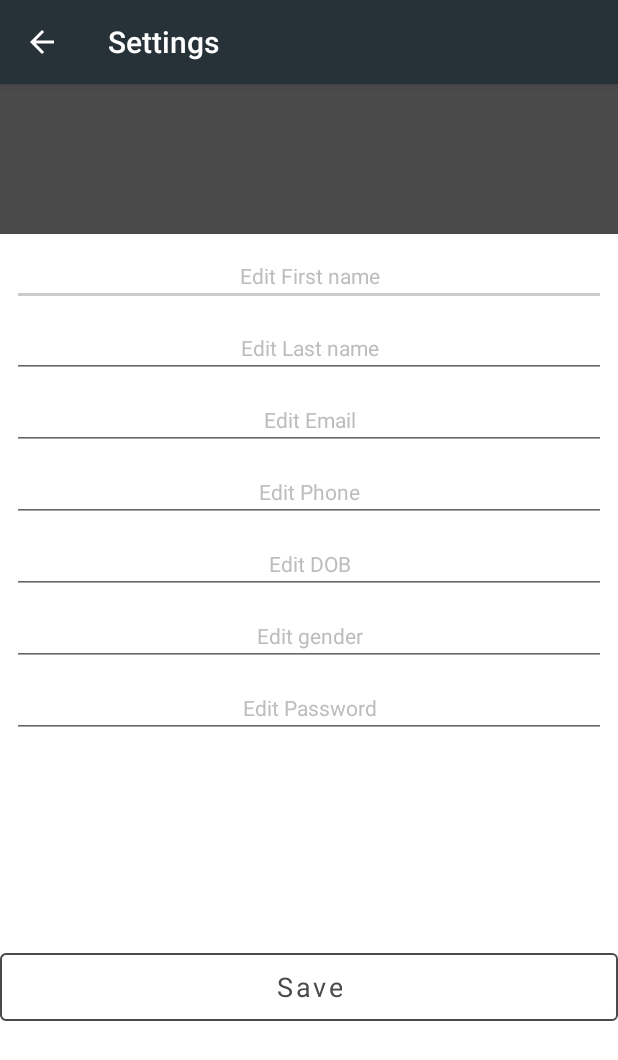
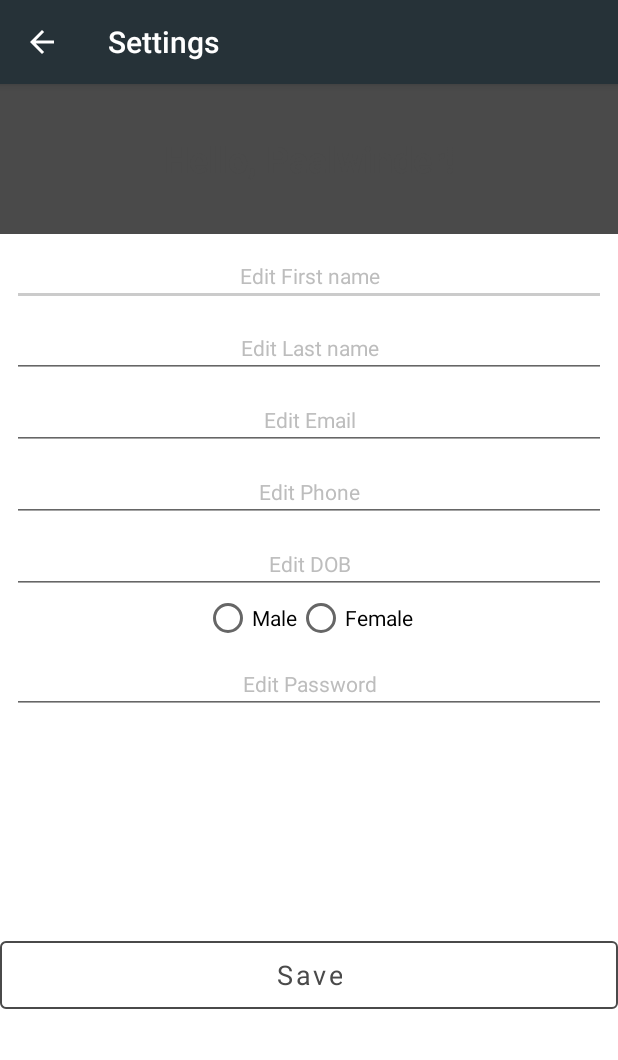
Before and after one commit to paalwindersingh/project-my-planner, an Android app: the SettingsActivity screen opened directly, with no data from a screen before it, after a tap on an icon or button, on a phone screen of 412 x 824 dp. Shown: the top 1060 px of the screen. Run offline under Robolectric (Android 15) with nearby library versions, the phone set to English and light mode, and no system bars.

Commit message:
Update users profile

```diff
--- a/app/src/main/java/com/p1694151/myapplication/activities/SettingsActivity.java
+++ b/app/src/main/java/com/p1694151/myapplication/activities/SettingsActivity.java
@@ -1,15 +1,32 @@
 package com.p1694151.myapplication.activities;
 
+import android.app.DatePickerDialog;
+import android.content.Intent;
 import android.os.Bundle;
 import android.support.v7.app.AppCompatActivity;
 import android.view.View;
+import android.widget.DatePicker;
 import android.widget.EditText;
+import android.widget.RadioButton;
+import android.widget.RadioGroup;
 import android.widget.TextView;
+import android.widget.Toast;
 
 import com.p1694151.myapplication.R;
+import com.p1694151.myapplication.models.GeneralResponse;
 import com.p1694151.myapplication.models.User;
 import com.p1694151.myapplication.storage.LocalStore;
 import com.p1694151.myapplication.utils.CustomButton;
+import com.p1694151.myapplication.webservice.Constants;
+import com.p1694151.myapplication.webservice.RestClient;
+
+import java.text.SimpleDateFormat;
+import java.util.Calendar;
+import java.util.Locale;
+
+import retrofit2.Call;
+import retrofit2.Callback;
+import retrofit2.Response;
 
 /**
  * Created by paalwinder on 15/02/18.
@@ -22,10 +39,11 @@ public class SettingsActivity extends AppCompatActivity {
     private EditText etFName;
     private EditText etLName;
     private EditText etDob;
-    private EditText etGender;
     private EditText etPhone;
     private EditText etEmail;
     private EditText etPassword;
+    private RadioGroup radioGroup;
+    private String gender="";
     @Override
     protected void onCreate(Bundle savedInstanceState) {
 
@@ -39,7 +57,6 @@ public class SettingsActivity extends AppCompatActivity {
         etFName = (EditText) findViewById(R.id.et_fname);
         etLName = (EditText) findViewById(R.id.et_lname);
         etDob = (EditText) findViewById(R.id.et_dob);
-        etGender = (EditText) findViewById(R.id.et_gender);
         etPhone = (EditText) findViewById(R.id.et_phone);
         etEmail = (EditText) findViewById(R.id.et_email);
         etPassword = (EditText) findViewById(R.id.et_password);
@@ -49,7 +66,6 @@ public class SettingsActivity extends AppCompatActivity {
             tvName.setText("Hello, "+user.getFirstname()+" "+user.getLastname());
             etFName.setText(user.getFirstname());
             etLName.setText(user.getLastname());
-            etGender.setText(user.getGender());
             etDob.setText(user.getDob());
             etEmail.setText(user.getEmail());
             etPassword.setText(user.getPassword());
@@ -59,10 +75,132 @@ public class SettingsActivity extends AppCompatActivity {
         buttonSave.setOnItemClickListener(new CustomButton.OnItemClickListener() {
             @Override
             public void onItemClick(View view) {
-                //signup();
+                updateProfile();
+            }
+        });
+
+        final Calendar myCalendar = Calendar.getInstance();
+
+        final DatePickerDialog.OnDateSetListener date = new DatePickerDialog.OnDateSetListener() {
+
+            @Override
+            public void onDateSet(DatePicker view, int year, int monthOfYear,
+                                  int dayOfMonth) {
+                // TODO Auto-generated method stub
+                myCalendar.set(Calendar.YEAR, year);
+                myCalendar.set(Calendar.MONTH, monthOfYear);
+                myCalendar.set(Calendar.DAY_OF_MONTH, dayOfMonth);
+                String myFormat = "MM/dd/yy"; //In which you need put here
+                SimpleDateFormat sdf = new SimpleDateFormat(myFormat, Locale.US);
+
+                etDob.setText(sdf.format(myCalendar.getTime()));
+            }
+
+        };
+
+        etDob.setOnClickListener(new View.OnClickListener() {
+
+            @Override
+            public void onClick(View v) {
+                // TODO Auto-generated method stub
+                new DatePickerDialog(SettingsActivity.this, date, myCalendar
+                        .get(Calendar.YEAR), myCalendar.get(Calendar.MONTH),
+                        myCalendar.get(Calendar.DAY_OF_MONTH)).show();
+            }
+        });
+
+        radioGroup = (RadioGroup) findViewById(R.id.radioGroup);
+        radioGroup.clearCheck();
+
+        radioGroup.setOnCheckedChangeListener(new RadioGroup.OnCheckedChangeListener() {
+            @Override
+            public void onCheckedChanged(RadioGroup group, int checkedId) {
+                RadioButton rb = (RadioButton) group.findViewById(checkedId);
+                if (null != rb && checkedId > -1) {
+                    gender = (String) rb.getText();
+                }
+
             }
         });
 
     }
 
+    private void updateProfile() {
+        User user = new User();
+        user.setFirstname(etFName.getText().toString());
+        user.setLastname(etLName.getText().toString());
+        user.setDob(etDob.getText().toString());
+        user.setGender(gender);
+        user.setPassword(etPassword.getText().toString());
+        user.setPhone(etPhone.getText().toString());
+        user.setEmail(etEmail.getText().toString());
+
+        if(!android.util.Patterns.EMAIL_ADDRESS.matcher(user.getEmail()).matches()){
+            Toast.makeText(SettingsActivity.this, "Please enter valid email id.", Toast.LENGTH_SHORT).show();
+        }else if(user.getPassword().isEmpty()){
+            Toast.makeText(SettingsActivity.this, "Please enter password", Toast.LENGTH_SHORT).show();
+        }else{
+            callupdateProfileApi(user);
+        }
+    }
+
+    private void callupdateProfileApi(final User user) {
+        buttonSave.showProgressIndicator(true);
+        StringBuilder query = new StringBuilder();
+        if(!user.getEmail().isEmpty()){
+            query.append("&");
+            query.append(user.getEmail());
+        }
+        if(!user.getFirstname().isEmpty()){
+            query.append("&");
+            query.append(user.getFirstname());
+        }
+        if(!user.getLastname().isEmpty()){
+            query.append("&");
+            query.append(user.getLastname());
+        }
+        if(!user.getPhone().isEmpty()){
+            query.append("&");
+            query.append(user.getPhone());
+        }
+        if(!user.getDob().isEmpty()){
+            query.append("&");
+            query.append(user.getDob());
+        }
+        if(!user.getGender().isEmpty()){
+            query.append("&");
+            query.append(user.getGender());
+        }
+        if(!user.getPassword().isEmpty()){
+            query.append("&");
+            query.append(user.getPassword());
+        }
+
+
+        Call<GeneralResponse> call = RestClient.apiService.changeUsername(query.toString());
+        call.enqueue(new Callback<GeneralResponse>() {
+
+            @Override
+            public void onResponse(Call<GeneralResponse> call, Response<GeneralResponse> response) {
+                GeneralResponse signupResponse = response.body();
+                if (signupResponse.getStatus().equals(Constants.SUCCESS)) {
+                    LocalStore.setUser(user);
+                    Toast.makeText(SettingsActivity.this, "Profile updated successfully", Toast.LENGTH_SHORT).show();
+                    finish();
+                } else {
+                    Toast.makeText(SettingsActivity.this, "Error updating profile. Please try again!", Toast.LENGTH_SHORT).show();
+                    buttonSave.showProgressIndicator(false);
+                }
+            }
+
+            @Override
+            public void onFailure(Call<GeneralResponse> call, Throwable t) {
+                Toast.makeText(SettingsActivity.this, "Error updating profile. Please try again!", Toast.LENGTH_SHORT).show();
+                buttonSave.showProgressIndicator(false);
+            }
+
+        });
+
+    }
+
 }
--- a/app/src/main/res/layout/activity_settings.xml
+++ b/app/src/main/res/layout/activity_settings.xml
@@ -79,18 +79,26 @@
         android:hint="Edit DOB"
         app:layout_constraintStart_toStartOf="parent"
         app:layout_constraintTop_toBottomOf="@+id/et_phone" />
-    <EditText
-        android:id="@+id/et_gender"
-        style="@style/CustomEditText"
+    <RadioGroup
+        android:id="@+id/radioGroup"
         android:layout_width="match_parent"
         android:layout_height="wrap_content"
-        android:layout_margin="8dp"
-        android:layout_marginStart="8dp"
-        android:layout_marginTop="8dp"
-        android:hint="Edit gender"
+        android:layout_gravity="center"
+        android:gravity="center_horizontal"
+        android:orientation="horizontal"
         app:layout_constraintStart_toStartOf="parent"
-        app:layout_constraintTop_toBottomOf="@+id/et_dob" />
-
+        app:layout_constraintTop_toBottomOf="@+id/et_dob" >
+        <RadioButton
+            android:id="@+id/rb_male"
+            android:layout_width="wrap_content"
+            android:layout_height="wrap_content"
+            android:text="Male"/>
+        <RadioButton
+            android:id="@+id/rb_female"
+            android:layout_width="wrap_content"
+            android:layout_height="wrap_content"
+            android:text="Female"/>
+    </RadioGroup>
     <EditText
         android:id="@+id/et_password"
         style="@style/CustomEditText"
@@ -101,7 +109,7 @@
         android:hint="Edit Password"
         android:inputType="textPassword"
         app:layout_constraintStart_toStartOf="parent"
-        app:layout_constraintTop_toBottomOf="@+id/et_gender" />
+        app:layout_constraintTop_toBottomOf="@+id/radioGroup" />
 
     <com.p1694151.myapplication.utils.CustomButton
         android:id="@+id/button_save"
```
Also changed, not shown: app/src/main/java/com/p1694151/myapplication/activities/AddEventActivity.java (+7 -6 lines), app/src/main/java/com/p1694151/myapplication/webservice/API.java (+5 -4 lines).
